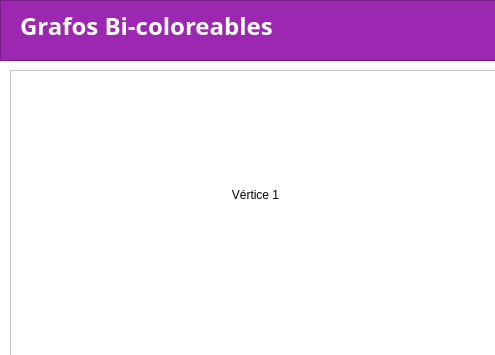
Old version of the form bicoloreableswindow.ui in the repository carlosvelaquez/Proyecto-EdD1; both pictures show x 0 to 495 and y 0 to 355 of the 750 by 470 pixel window.
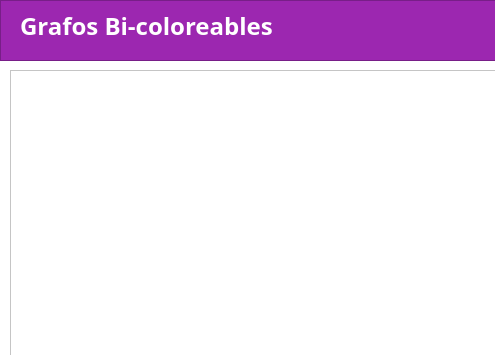
New version of the form. Icons and pictures are not drawn. Custom widgets are drawn as their Qt base class.

Commit message: DragButton ya funciona :'v - gracias Carlos gay

```diff
--- a/bicoloreableswindow.ui
+++ b/bicoloreableswindow.ui
@@ -159,6 +159,13 @@
      <height>351</height>
     </rect>
    </property>
+   <property name="styleSheet">
+    <string notr="true">QPushButton{
+	border: 2px solid black;
+	background-color: white;
+	border-radius: 25px;
+}</string>
+   </property>
    <property name="frameShape">
     <enum>QFrame::StyledPanel</enum>
    </property>
@@ -178,35 +185,6 @@
      <string>Puede arrastrar los vértices para reordenarlos.</string>
     </property>
    </widget>
-   <widget class="DragButton" name="pushButton">
-    <property name="geometry">
-     <rect>
-      <x>190</x>
-      <y>100</y>
-      <width>111</width>
-      <height>50</height>
-     </rect>
-    </property>
-    <property name="styleSheet">
-     <string notr="true">border: none;
-background-color: white;</string>
-    </property>
-    <property name="text">
-     <string>Vértice 1</string>
-    </property>
-    <property name="icon">
-     <iconset>
-      <normaloff>../Pictures/profile.jpg</normaloff>../Pictures/profile.jpg</iconset>
-    </property>
-    <property name="iconSize">
-     <size>
-      <width>50</width>
-      <height>50</height>
-     </size>
-    </property>
-   </widget>
-   <zorder>pushButton</zorder>
-   <zorder>label_6</zorder>
   </widget>
   <widget class="QFrame" name="frame_4">
    <property name="geometry">
@@ -393,13 +371,6 @@
    </widget>
   </widget>
  </widget>
- <customwidgets>
-  <customwidget>
-   <class>DragButton</class>
-   <extends>QPushButton</extends>
-   <header>dragbutton.h</header>
-  </customwidget>
- </customwidgets>
  <resources/>
  <connections/>
 </ui>
```
The commit also changes 19 other files.
